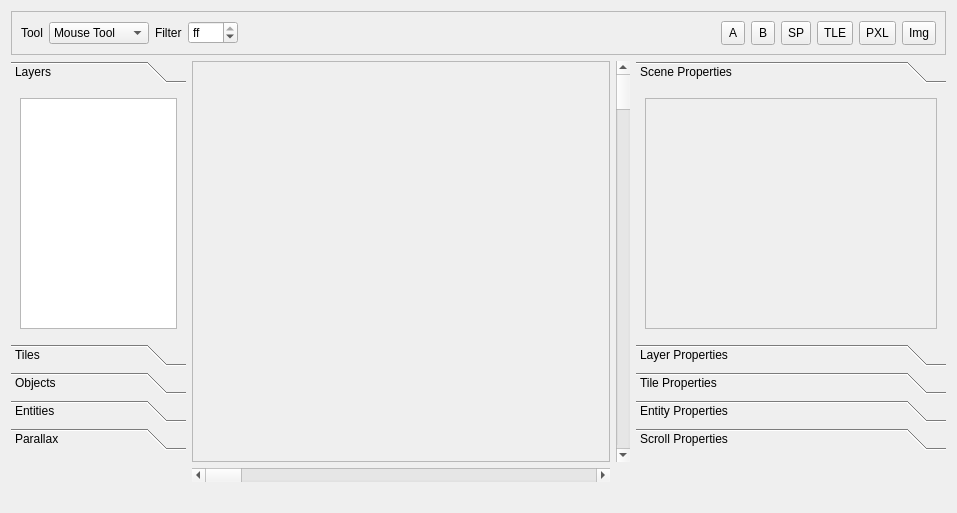
First picture: the form in RetroEDv2/tools/sceneeditorv5.ui, repository RSDKModding/RetroED, before the edit.
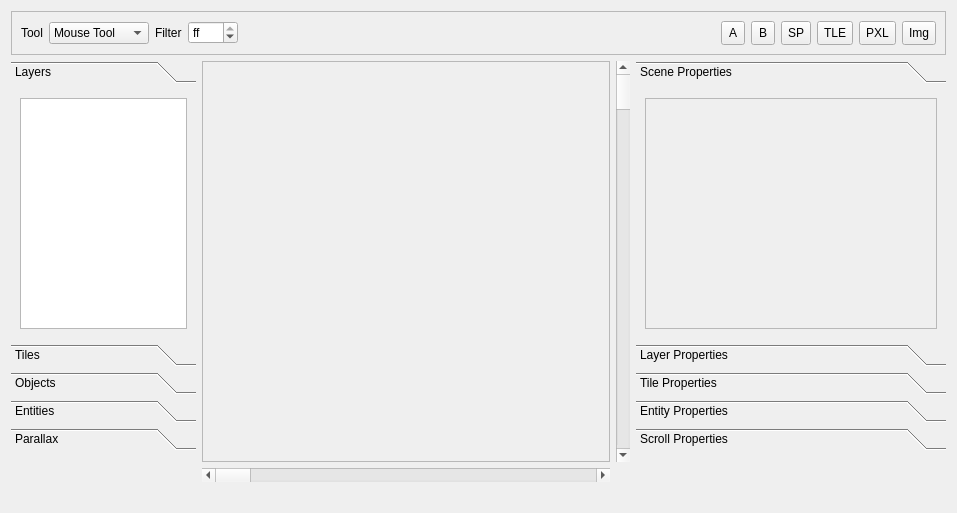
Second picture: the form after the edit. The open tabs and pages were chosen to show the change. Icons and pictures are not drawn.

The edit to the form file:
```diff
--- a/RetroEDv2/tools/sceneeditorv5.ui
+++ b/RetroEDv2/tools/sceneeditorv5.ui
@@ -18,7 +18,7 @@
     <widget class="QToolBox" name="toolBox">
      <property name="maximumSize">
       <size>
-       <width>175</width>
+       <width>185</width>
        <height>16777215</height>
       </size>
      </property>
@@ -30,7 +30,7 @@
        <rect>
         <x>0</x>
         <y>0</y>
-        <width>175</width>
+        <width>185</width>
         <height>271</height>
        </rect>
       </property>
```
Left out of the diff: 12 changed lines with no effect on the pictures.
